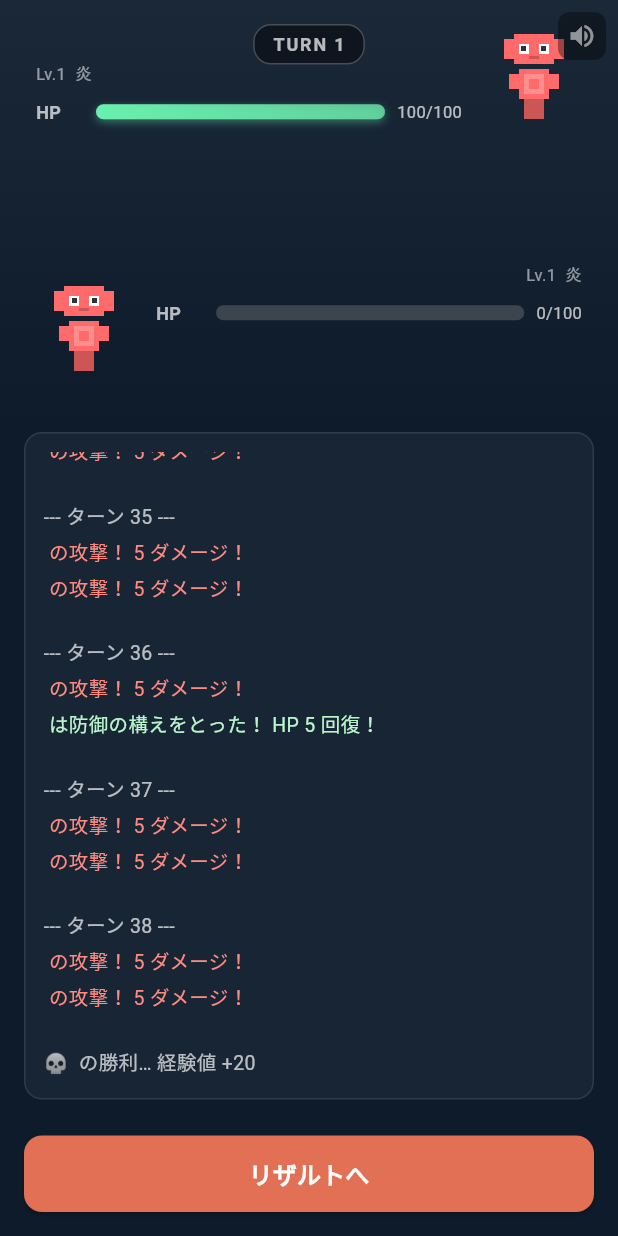
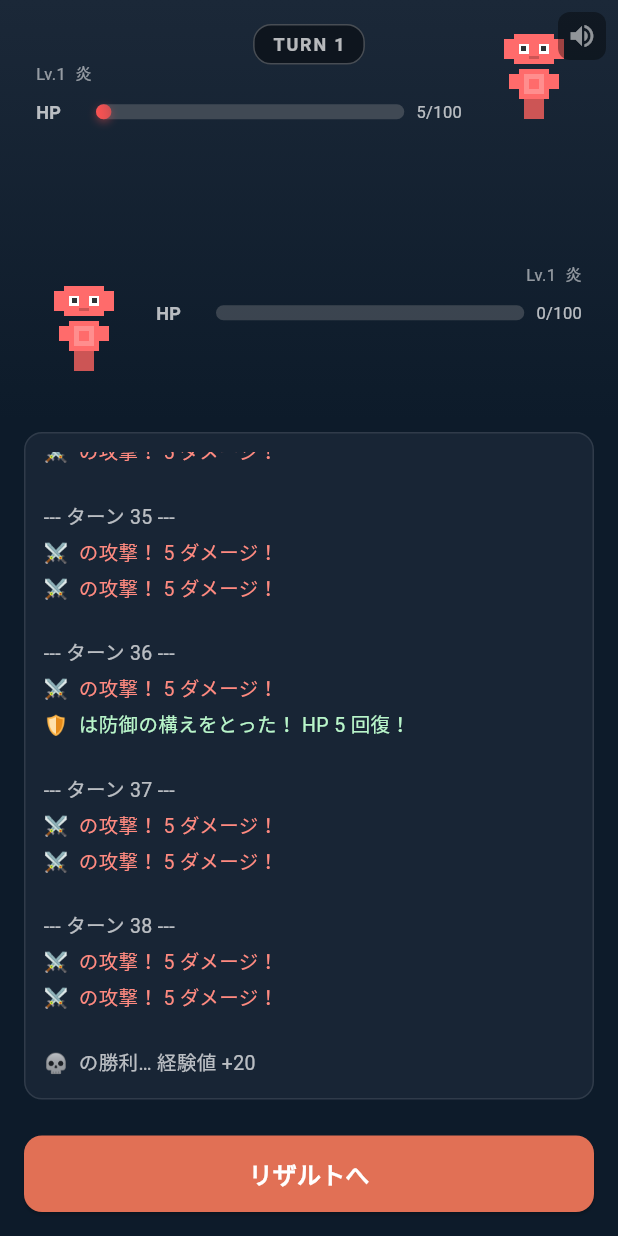
Before and after one commit to ifrit99/SmartPhoneSpecBattle, a Flutter app: the BattleScreen screen opened directly with empty values, after a tap on "スキップ ▶▶", on a phone screen of 412 x 824 dp. Run offline on Flutter 3.47's test engine with Material 3 defaults, Android fonts, the phone set to English and light mode, and no system bars; our stand-ins replace audioplayers, battery_plus, shared_preferences; accounts and stored records are empty.

Commit message:
feat: implement bug fixes, UX improvements, and unit tests
- fix: hp/maxHp divergence in CharacterGenerator._calculateBaseStats()
- feat: add isDrain flag to Skill; remove hardcoded 'カースドレイン' check
- feat: BattleLogEntry.isCritical field; critical hit logic in _doAttack()
  (25% chance when SPD >= 1.2x opponent or element advantage; 1.5x damage)
- feat: BattleResult.finalPlayerHp/finalEnemyHp; reflect accurate HP on skip
- feat: regen/poison turn-end tick in _onTurnEnd()
- feat: battle log action icons (⚔️/🛡️/✨) and gold skill name highlight
- feat: level-up banner with pulse animation in ResultScreen
- feat: status effects card (buff=green/debuff=red chips) in CharacterScreen
- refactor: simplify _reloadData() in HomeScreen using copyWith()
- docs: add comments explaining hp/atk/def/spd source in effectiveStats
- test: 22 unit tests covering BattleEngine, CharacterGenerator,
  Experience.addExp(), and elementMultiplier()

Co-Authored-By: Claude Sonnet 4.6 <noreply@anthropic.com>

```diff
--- a/spec_battle_game/lib/domain/services/battle_engine.dart
+++ b/spec_battle_game/lib/domain/services/battle_engine.dart
@@ -21,6 +21,7 @@ class BattleLogEntry {
   final int damage;
   final int healing;
   final String message;
+  final bool isCritical;
 
   const BattleLogEntry({
     required this.actorName,
@@ -29,6 +30,7 @@ class BattleLogEntry {
     this.damage = 0,
     this.healing = 0,
     this.message = '',
+    this.isCritical = false,
   });
 
   @override
@@ -41,12 +43,16 @@ class BattleResult {
   final int turnsPlayed;
   final int expGained;
   final List<BattleLogEntry> log;
+  final int finalPlayerHp;
+  final int finalEnemyHp;
 
   const BattleResult({
     required this.playerWon,
     this.turnsPlayed = 0,
     this.expGained = 0,
     this.log = const [],
+    this.finalPlayerHp = 0,
+    this.finalEnemyHp = 0,
   });
 }
 
@@ -132,6 +138,8 @@ class BattleEngine {
       turnsPlayed: turn,
       expGained: expGained,
       log: log,
+      finalPlayerHp: currentPlayer.currentStats.hp,
+      finalEnemyHp: currentEnemy.currentStats.hp,
     );
   }
 
@@ -144,7 +152,31 @@ class BattleEngine {
 
     // ステータス効果の経過
     final newEffects = <StatusEffect>[];
+    var currentHp = char.currentStats.hp;
+    final maxHp = char.currentStats.maxHp;
+
     for (final effect in char.statusEffects) {
+      // regen: maxHp * value% 回復
+      if (effect.type == EffectType.regen) {
+        final healAmt = (maxHp * effect.value / 100).round();
+        currentHp = min(maxHp, currentHp + healAmt);
+        log.add(BattleLogEntry(
+          actorName: char.name,
+          healing: healAmt,
+          message: '${char.name} は ${effect.type.label} で HP $healAmt 回復した！',
+        ));
+      }
+      // poison: maxHp * value% ダメージ
+      else if (effect.type == EffectType.poison) {
+        final dmgAmt = (maxHp * effect.value / 100).round();
+        currentHp = max(0, currentHp - dmgAmt);
+        log.add(BattleLogEntry(
+          actorName: char.name,
+          damage: dmgAmt,
+          message: '${char.name} は ${effect.type.label} で $dmgAmt ダメージを受けた！',
+        ));
+      }
+
       final newEffect = effect.decreaseDuration();
       if (newEffect.duration > 0) {
         newEffects.add(newEffect);
@@ -155,7 +187,7 @@ class BattleEngine {
         ));
       }
     }
-    return char.copyWith(statusEffects: newEffects);
+    return char.withHp(currentHp).copyWith(statusEffects: newEffects);
   }
 
   /// AIが行動を選択して実行 (戻り値: (Attacker, Defender))
@@ -214,9 +246,16 @@ class BattleEngine {
   (Character, Character) _doAttack(
       Character attacker, Character defender, List<BattleLogEntry> log) {
     final elemMult = elementMultiplier(attacker.element, defender.element);
+    final attackerSpd = attacker.effectiveStats.spd;
+    final defenderSpd = defender.effectiveStats.spd;
+
+    // クリティカル判定: SPDが相手の1.2倍以上 OR 属性有利で25%の確率
+    final critEligible = attackerSpd >= defenderSpd * 1.2 || elemMult > 1.0;
+    final isCritical = critEligible && _random.nextDouble() < 0.25;
+    final critMult = isCritical ? 1.5 : 1.0;
 
     // effectiveStatsを使用してダメージ計算
-    final rawDamage = attacker.effectiveStats.atk * 1.0 * elemMult
+    final rawDamage = attacker.effectiveStats.atk * 1.0 * elemMult * critMult
         - defender.effectiveStats.def * 0.5;
     final damage = max(1, rawDamage.round());
 
@@ -224,13 +263,15 @@ class BattleEngine {
     String elemMsg = '';
     if (elemMult > 1.0) elemMsg = ' 効果抜群！';
     if (elemMult < 1.0) elemMsg = ' いまひとつ…';
+    final critMsg = isCritical ? ' クリティカル！' : '';
 
     log.add(BattleLogEntry(
       actorName: attacker.name,
       actionType: BattleActionType.attack,
       actionName: '攻撃',
       damage: damage,
-      message: '${attacker.name} の攻撃！ $damage ダメージ！$elemMsg',
+      message: '${attacker.name} の攻撃！$critMsg $damage ダメージ！$elemMsg',
+      isCritical: isCritical,
     ));
 
     // 相手のHPを減らす
--- a/spec_battle_game/lib/domain/services/character_generator.dart
+++ b/spec_battle_game/lib/domain/services/character_generator.dart
@@ -119,9 +119,10 @@ class CharacterGenerator {
     // 少しランダム要素を追加（±2）
     int variance() => random.nextInt(5) - 2;
 
+    final hpVal = hp + variance();
     return Stats(
-      hp: hp + variance(),
-      maxHp: hp + variance(),
+      hp: hpVal,
+      maxHp: hpVal,
       atk: atk + variance(),
       def: def + variance(),
       spd: spd + variance(),
--- a/spec_battle_game/lib/presentation/screens/battle_screen.dart
+++ b/spec_battle_game/lib/presentation/screens/battle_screen.dart
@@ -159,12 +159,12 @@ class _BattleScreenState extends State<BattleScreen>
           // 敵がダメージ
           final newHp = max(0, _currentEnemy.currentStats.hp - entry.damage);
           _currentEnemy = _currentEnemy.withHp(newHp);
-          _addDamagePopup(entry.damage, false, false, false);
+          _addDamagePopup(entry.damage, false, entry.isCritical, false);
         } else {
           // プレイヤーがダメージ
           final newHp = max(0, _currentPlayer.currentStats.hp - entry.damage);
           _currentPlayer = _currentPlayer.withHp(newHp);
-          _addDamagePopup(entry.damage, true, false, false);
+          _addDamagePopup(entry.damage, true, entry.isCritical, false);
         }
       }
       // 回復演出
@@ -196,12 +196,9 @@ class _BattleScreenState extends State<BattleScreen>
       _currentLogIndex = _result.log.length;
       _battleComplete = true;
 
-      // 最終HP状態を反映
-      if (_result.playerWon) {
-        _currentEnemy = _currentEnemy.withHp(0);
-      } else {
-        _currentPlayer = _currentPlayer.withHp(0);
-      }
+      // 実際の最終HPを反映
+      _currentPlayer = _currentPlayer.withHp(_result.finalPlayerHp);
+      _currentEnemy = _currentEnemy.withHp(_result.finalEnemyHp);
     });
   }
 
@@ -408,18 +405,52 @@ class _BattleScreenState extends State<BattleScreen>
         itemCount: _displayedLog.length,
         itemBuilder: (context, index) {
           final entry = _displayedLog[_displayedLog.length - 1 - index];
+          final baseColor = entry.damage > 0
+              ? Colors.redAccent[100]!
+              : entry.healing > 0
+                  ? Colors.greenAccent[100]!
+                  : Colors.white70;
+
+          // アクションタイプに応じたプレフィックスアイコン
+          String prefix = '';
+          if (entry.actionType == BattleActionType.attack) prefix = '⚔️ ';
+          if (entry.actionType == BattleActionType.defend) prefix = '🛡️ ';
+          if (entry.actionType == BattleActionType.skill) prefix = '✨ ';
+
+          final fullMessage = prefix + entry.message;
+
+          // スキル名がある場合は金色ハイライト
+          if (entry.actionType == BattleActionType.skill &&
+              entry.actionName.isNotEmpty) {
+            final parts = fullMessage.split(entry.actionName);
+            if (parts.length == 2) {
+              return Padding(
+                padding: const EdgeInsets.symmetric(vertical: 2),
+                child: RichText(
+                  text: TextSpan(
+                    style: TextStyle(color: baseColor, fontSize: 13),
+                    children: [
+                      TextSpan(text: parts[0]),
+                      TextSpan(
+                        text: entry.actionName,
+                        style: const TextStyle(
+                          color: Color(0xFFFFD700),
+                          fontWeight: FontWeight.bold,
+                        ),
+                      ),
+                      TextSpan(text: parts[1]),
+                    ],
+                  ),
+                ),
+              );
+            }
+          }
+
           return Padding(
             padding: const EdgeInsets.symmetric(vertical: 2),
             child: Text(
-              entry.message,
-              style: TextStyle(
-                color: entry.damage > 0
-                    ? Colors.redAccent[100]
-                    : entry.healing > 0
-                        ? Colors.greenAccent[100]
-                        : Colors.white70,
-                fontSize: 13,
-              ),
+              fullMessage,
+              style: TextStyle(color: baseColor, fontSize: 13),
             ),
           );
         },
```
Also changed, not shown: spec_battle_game/lib/domain/models/character.dart (+9 -2 lines), spec_battle_game/lib/presentation/screens/character_screen.dart (+45 -0 lines), spec_battle_game/lib/presentation/screens/home_screen.dart (+2 -13 lines), spec_battle_game/lib/presentation/screens/result_screen.dart (+62 -2 lines), spec_battle_game/pubspec.lock, 1 other file.
